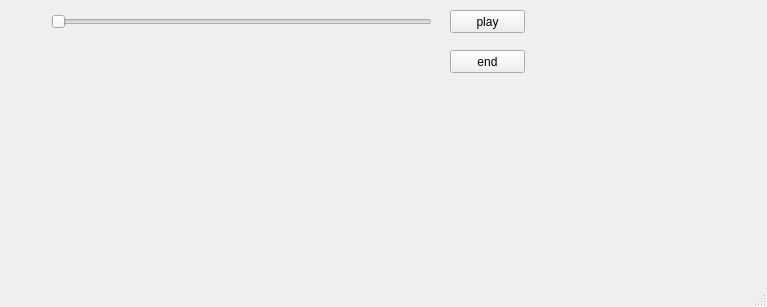
Before: the Qt Designer form mainwindow.ui in johnsonliu999/TG_Video_Player, drawn with Qt 5.
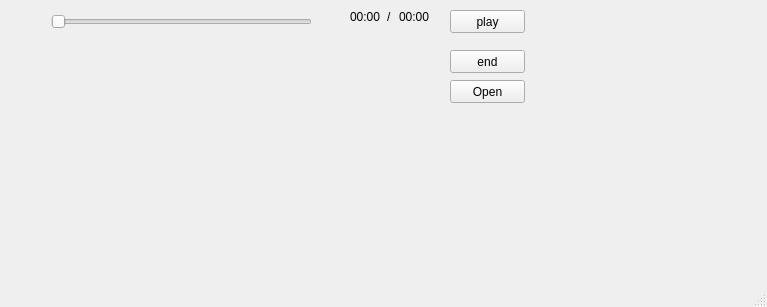
After: the same form once the commit is applied.

```diff
--- a/mainwindow.ui
+++ b/mainwindow.ui
@@ -29,7 +29,7 @@
      <rect>
       <x>51</x>
       <y>11</y>
-      <width>381</width>
+      <width>261</width>
       <height>22</height>
      </rect>
     </property>
@@ -63,6 +63,52 @@
      <string>end</string>
     </property>
    </widget>
+   <widget class="QPushButton" name="openButton">
+    <property name="geometry">
+     <rect>
+      <x>450</x>
+      <y>80</y>
+      <width>75</width>
+      <height>23</height>
+     </rect>
+    </property>
+    <property name="text">
+     <string>Open</string>
+    </property>
+   </widget>
+   <widget class="QWidget" name="">
+    <property name="geometry">
+     <rect>
+      <x>350</x>
+      <y>10</y>
+      <width>80</width>
+      <height>14</height>
+     </rect>
+    </property>
+    <layout class="QGridLayout" name="gridLayout">
+     <item row="0" column="0">
+      <widget class="QLabel" name="curTimeLabel">
+       <property name="text">
+        <string>00:00</string>
+       </property>
+      </widget>
+     </item>
+     <item row="0" column="1">
+      <widget class="QLabel" name="label">
+       <property name="text">
+        <string>/</string>
+       </property>
+      </widget>
+     </item>
+     <item row="0" column="2">
+      <widget class="QLabel" name="totalTimeLabel">
+       <property name="text">
+        <string>00:00</string>
+       </property>
+      </widget>
+     </item>
+    </layout>
+   </widget>
   </widget>
   <widget class="QMenuBar" name="menubar">
    <property name="geometry">
```
